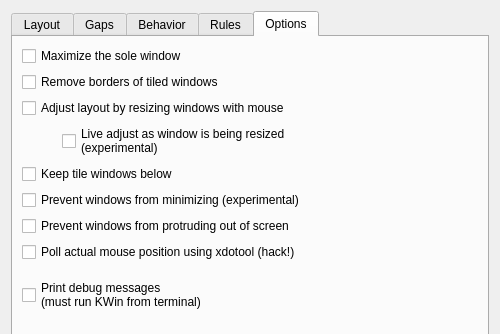
This is res/config.ui in Bismuth-Forge/bismuth as Qt 5 draws it before an edit; both pictures show x 0 to 500 and y 0 to 334 of the 500 by 500 pixel window. The edited form follows.
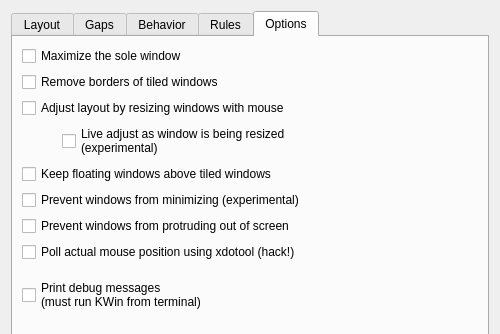
This is the edited form. The open tabs and pages were chosen to show the change.

Commit message: keep floats above instead of tiles below (#58)

The edit to the form file:
```diff
--- a/res/config.ui
+++ b/res/config.ui
@@ -554,7 +554,7 @@
        <item>
         <widget class="QCheckBox" name="kcfg_keepTileBelow">
          <property name="text">
-          <string>Keep tile windows below</string>
+          <string>Keep floating windows above tiled windows</string>
          </property>
         </widget>
        </item>
```
Left out of the diff: 2 changed lines with no effect on the pictures. The commit also changes 6 other files.
